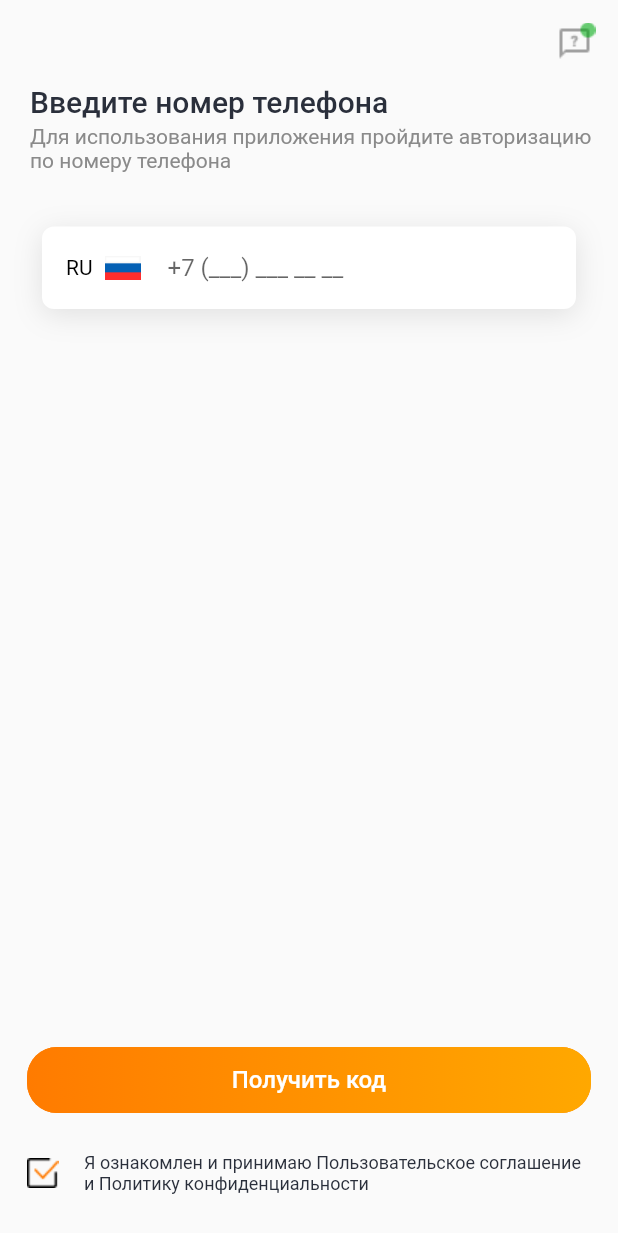
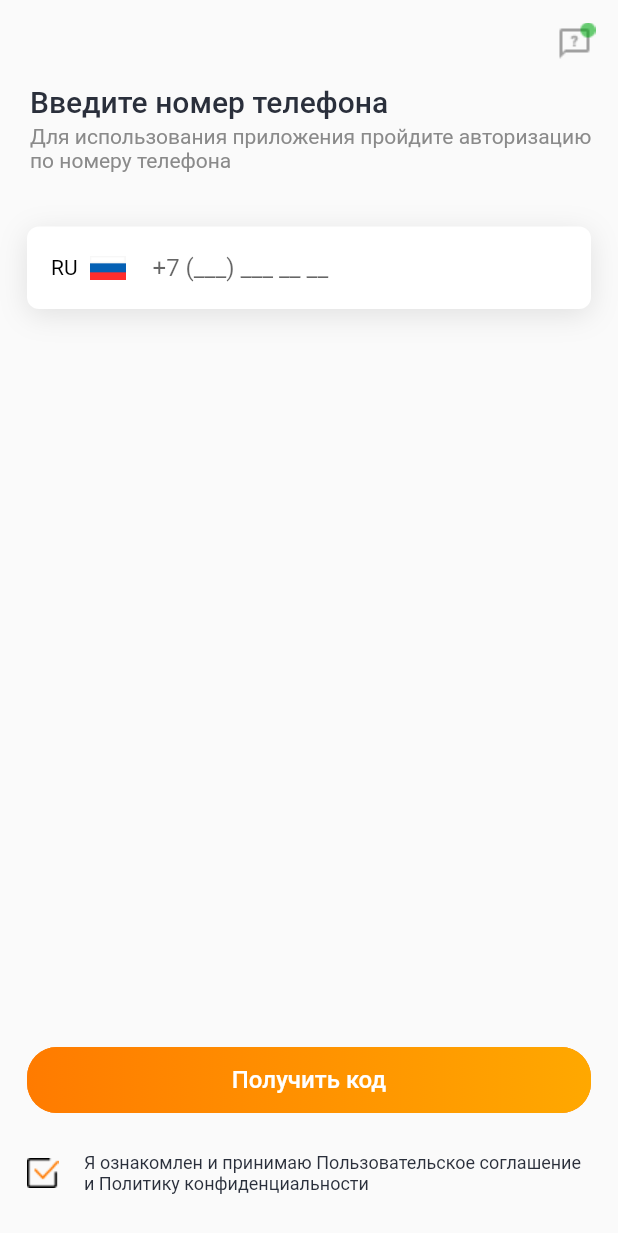
Before and after one commit to subzero911/wow_app_test_task, a Flutter app: the screen it shows after launch, on a phone screen of 412 x 824 dp. Shown: the top 1233 px of the screen. Run offline on Flutter 3.47's test engine with Material 2 defaults, Android fonts, the phone set to English and light mode, and no system bars; our stand-ins replace flutter_multi_formatter, get.

Commit message:
get pages

```diff
--- a/lib/main.dart
+++ b/lib/main.dart
@@ -11,6 +11,7 @@ class MyApp extends StatelessWidget {
   @override
   Widget build(BuildContext context) {
     return GetMaterialApp(
+      debugShowCheckedModeBanner: false,
       title: 'Wow App',
       theme: ThemeData(
         colorScheme: ColorScheme.light().copyWith(
@@ -23,7 +24,25 @@ class MyApp extends StatelessWidget {
           caption: TextStyle(fontWeight: FontWeight.w400, fontSize: 12, color: AppColors.mainText),
         ),
       ),
-      home: RegistrationScreen(),
+      initialRoute: '/reg',
+      getPages: [
+        GetPage(
+          name: '/reg',
+          page: () => RegistrationScreen(),
+          children: [
+            GetPage(
+              name: '/reg/sms',
+              page: () => Container(),
+              children: [
+                GetPage(
+                  name: '/reg/name',
+                  page: () => Container(),
+                ),
+              ],
+            ),
+          ],
+        ),
+      ],
     );
   }
 }
--- a/lib/ui/registration/widgets/input.dart
+++ b/lib/ui/registration/widgets/input.dart
@@ -11,7 +11,7 @@ class Input extends StatelessWidget {
   @override
   Widget build(BuildContext context) {
     return Padding(
-      padding: const EdgeInsets.symmetric(horizontal: 14),
+      padding: const EdgeInsets.symmetric(horizontal: 4),
       child: Container(
         margin: EdgeInsets.symmetric(horizontal: 14),
         padding: EdgeInsets.symmetric(horizontal: 16),
```
